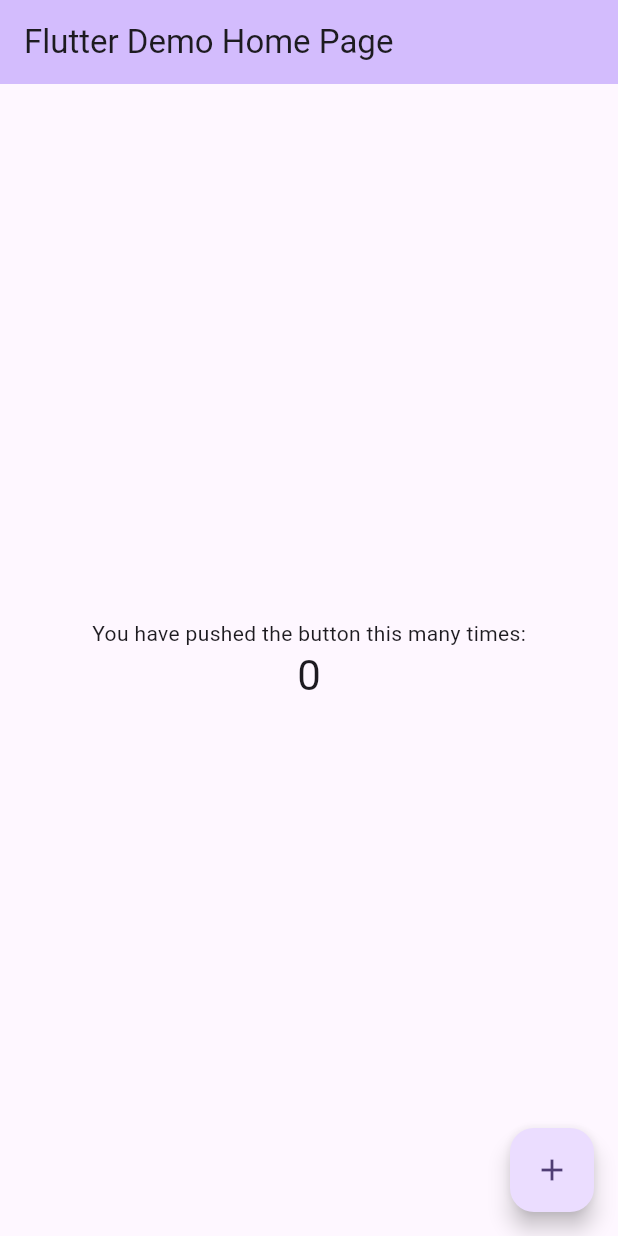
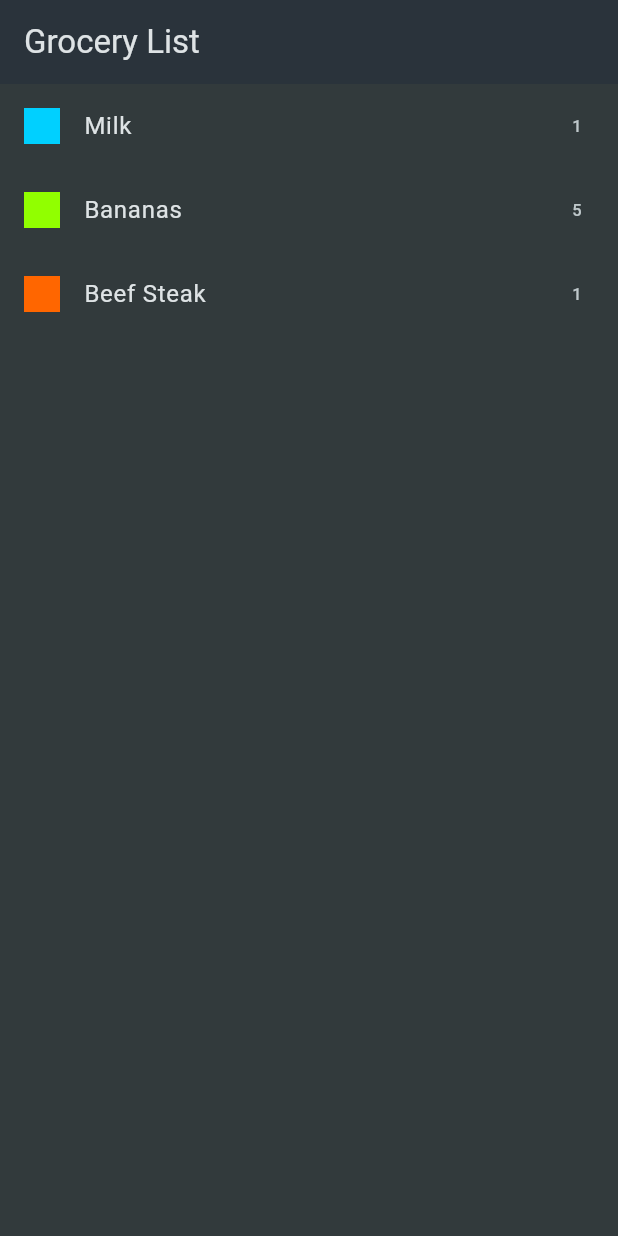
Before and after one commit to fitrirdz/shopping_list, a Flutter app: the screen it shows after launch, on a phone screen of 412 x 824 dp. Run offline on Flutter 3.47's test engine with Material 3 defaults, Android fonts, the phone set to English and light mode, and no system bars.

Commit message:
Add grocery list

```diff
--- /dev/null
+++ b/lib/data/dummy_items.dart
@@ -0,0 +1,21 @@
+import 'package:shopping_list/models/grocery_item.dart';
+import 'package:shopping_list/models/category.dart';
+import 'package:shopping_list/data/categories.dart';
+
+final groceryItems = [
+  GroceryItem(
+      id: 'a',
+      name: 'Milk',
+      quantity: 1,
+      category: categories[Categories.dairy]!),
+  GroceryItem(
+      id: 'b',
+      name: 'Bananas',
+      quantity: 5,
+      category: categories[Categories.fruit]!),
+  GroceryItem(
+      id: 'c',
+      name: 'Beef Steak',
+      quantity: 1,
+      category: categories[Categories.meat]!),
+];
--- a/lib/main.dart
+++ b/lib/main.dart
@@ -1,4 +1,5 @@
 import 'package:flutter/material.dart';
+import 'package:shopping_list/widgets/grocery_list.dart';
 
 void main() {
   runApp(const MyApp());
@@ -11,115 +12,16 @@ class MyApp extends StatelessWidget {
   @override
   Widget build(BuildContext context) {
     return MaterialApp(
-      title: 'Flutter Demo',
-      theme: ThemeData(
-        // This is the theme of your application.
-        //
-        // TRY THIS: Try running your application with "flutter run". You'll see
-        // the application has a purple toolbar. Then, without quitting the app,
-        // try changing the seedColor in the colorScheme below to Colors.green
-        // and then invoke "hot reload" (save your changes or press the "hot
-        // reload" button in a Flutter-supported IDE, or press "r" if you used
-        // the command line to start the app).
-        //
-        // Notice that the counter didn't reset back to zero; the application
-        // state is not lost during the reload. To reset the state, use hot
-        // restart instead.
-        //
-        // This works for code too, not just values: Most code changes can be
-        // tested with just a hot reload.
-        colorScheme: ColorScheme.fromSeed(seedColor: Colors.deepPurple),
-        useMaterial3: true,
+      title: 'Flutter Groceries',
+      theme: ThemeData.dark().copyWith(
+        colorScheme: ColorScheme.fromSeed(
+          seedColor: const Color.fromARGB(255, 147, 229, 250),
+          brightness: Brightness.dark,
+          surface: const Color.fromARGB(255, 42, 51, 59),
+        ),
+        scaffoldBackgroundColor: const Color.fromARGB(255, 50, 58, 60),
       ),
-      home: const MyHomePage(title: 'Flutter Demo Home Page'),
+      home: const GroceryList(),
     );
   }
 }
-
-class MyHomePage extends StatefulWidget {
-  const MyHomePage({super.key, required this.title});
-
-  // This widget is the home page of your application. It is stateful, meaning
-  // that it has a State object (defined below) that contains fields that affect
-  // how it looks.
-
-  // This class is the configuration for the state. It holds the values (in this
-  // case the title) provided by the parent (in this case the App widget) and
-  // used by the build method of the State. Fields in a Widget subclass are
-  // always marked "final".
-
-  final String title;
-
-  @override
-  State<MyHomePage> createState() => _MyHomePageState();
-}
-
-class _MyHomePageState extends State<MyHomePage> {
-  int _counter = 0;
-
-  void _incrementCounter() {
-    setState(() {
-      // This call to setState tells the Flutter framework that something has
-      // changed in this State, which causes it to rerun the build method below
-      // so that the display can reflect the updated values. If we changed
-      // _counter without calling setState(), then the build method would not be
-      // called again, and so nothing would appear to happen.
-      _counter++;
-    });
-  }
-
-  @override
-  Widget build(BuildContext context) {
-    // This method is rerun every time setState is called, for instance as done
-    // by the _incrementCounter method above.
-    //
-    // The Flutter framework has been optimized to make rerunning build methods
-    // fast, so that you can just rebuild anything that needs updating rather
-    // than having to individually change instances of widgets.
-    return Scaffold(
-      appBar: AppBar(
-        // TRY THIS: Try changing the color here to a specific color (to
-        // Colors.amber, perhaps?) and trigger a hot reload to see the AppBar
-        // change color while the other colors stay the same.
-        backgroundColor: Theme.of(context).colorScheme.inversePrimary,
-        // Here we take the value from the MyHomePage object that was created by
-        // the App.build method, and use it to set our appbar title.
-        title: Text(widget.title),
-      ),
-      body: Center(
-        // Center is a layout widget. It takes a single child and positions it
-        // in the middle of the parent.
-        child: Column(
-          // Column is also a layout widget. It takes a list of children and
-          // arranges them vertically. By default, it sizes itself to fit its
-          // children horizontally, and tries to be as tall as its parent.
-          //
-          // Column has various properties to control how it sizes itself and
-          // how it positions its children. Here we use mainAxisAlignment to
-          // center the children vertically; the main axis here is the vertical
-          // axis because Columns are vertical (the cross axis would be
-          // horizontal).
-          //
-          // TRY THIS: Invoke "debug painting" (choose the "Toggle Debug Paint"
-          // action in the IDE, or press "p" in the console), to see the
-          // wireframe for each widget.
-          mainAxisAlignment: MainAxisAlignment.center,
-          children: <Widget>[
-            const Text(
-              'You have pushed the button this many times:',
-            ),
-            Text(
-              '$_counter',
-              style: Theme.of(context).textTheme.headlineMedium,
-            ),
-          ],
-        ),
-      ),
-      floatingActionButton: FloatingActionButton(
-        onPressed: _incrementCounter,
-        tooltip: 'Increment',
-        child: const Icon(Icons.add),
-      ), // This trailing comma makes auto-formatting nicer for build methods.
-    );
-  }
-}
--- /dev/null
+++ b/lib/widgets/grocery_list.dart
@@ -0,0 +1,29 @@
+import 'package:flutter/material.dart';
+import 'package:shopping_list/data/dummy_items.dart';
+
+class GroceryList extends StatelessWidget {
+  const GroceryList({super.key});
+
+  @override
+  Widget build(BuildContext context) {
+    return Scaffold(
+      appBar: AppBar(
+        title: const Text('Grocery List'),
+      ),
+      body: ListView.builder(
+        itemCount: groceryItems.length,
+        itemBuilder: (ctx, index) => ListTile(
+          title: Text(groceryItems[index].name),
+          leading: Container(
+            height: 24,
+            width: 24,
+            color: groceryItems[index].category.color,
+          ),
+          trailing: Text(
+            groceryItems[index].quantity.toString(),
+          ),
+        ),
+      ),
+    );
+  }
+}
```
Also changed, not shown: lib/data/categories.dart (added, +46 -0 lines), lib/models/category.dart (added, +20 -0 lines), lib/models/grocery_item.dart (added, +15 -0 lines).
